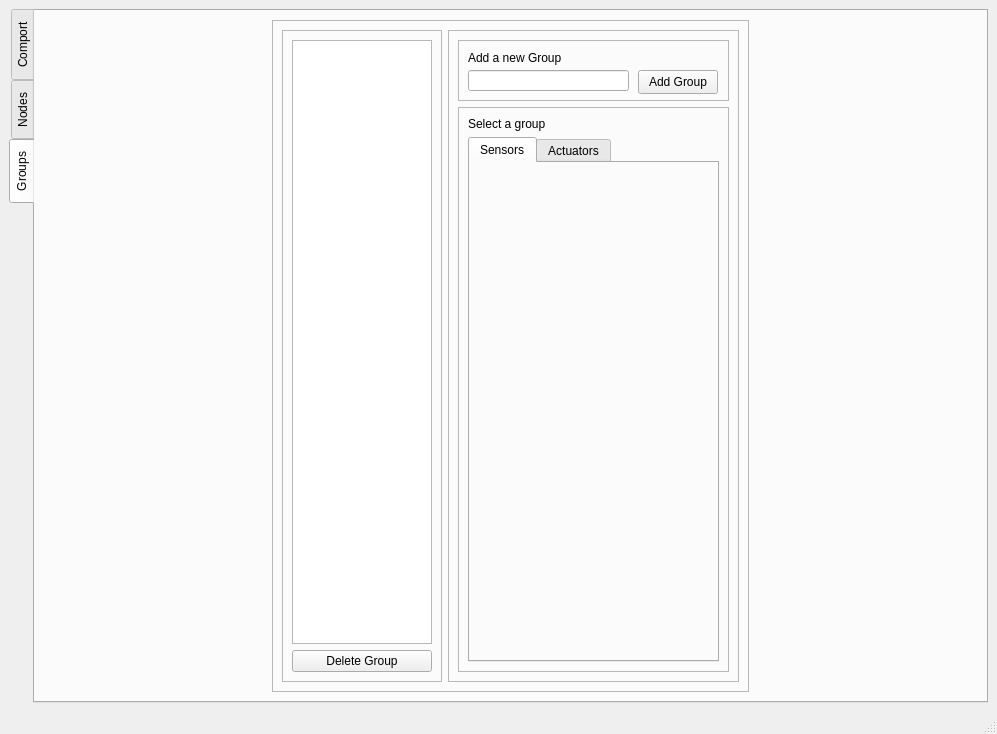
Qt form Gui/Test_Groups/mainwindow.ui (kasper201/Domotica-School) before a commit.
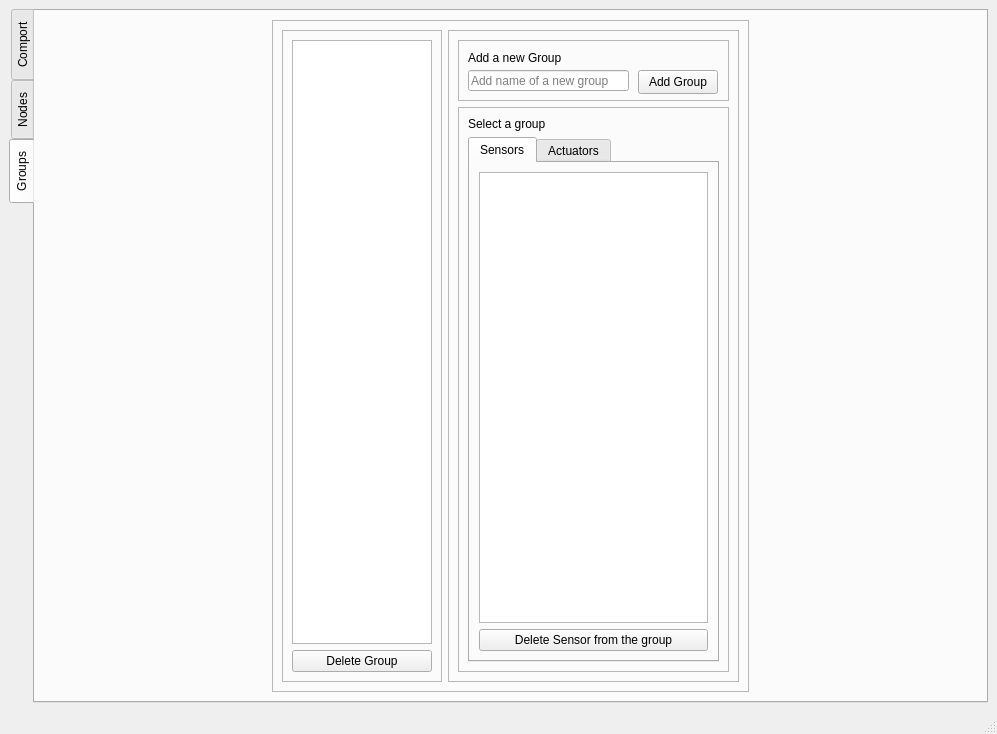
The same form after that commit. The open tabs and pages were chosen to show the change.

Commit message: Working delete for sensors and actuators

```diff
--- a/Gui/Test_Groups/mainwindow.ui
+++ b/Gui/Test_Groups/mainwindow.ui
@@ -425,6 +425,9 @@
                    <height>21</height>
                   </rect>
                  </property>
+                 <property name="placeholderText">
+                  <string>Add name of a new group</string>
+                 </property>
                 </widget>
                 <widget class="QPushButton" name="pushButton_Add_Group">
                  <property name="geometry">
@@ -491,6 +494,21 @@
                     <attribute name="title">
                      <string>Sensors</string>
                     </attribute>
+                    <attribute name="toolTip">
+                     <string>Shows Sensors from currently selected group</string>
+                    </attribute>
+                    <layout class="QVBoxLayout" name="verticalLayout_12">
+                     <item>
+                      <widget class="QListWidget" name="listWidget_Selected_Group_Sensors"/>
+                     </item>
+                     <item>
+                      <widget class="QPushButton" name="pushButton_Delete_Sensor">
+                       <property name="text">
+                        <string>Delete Sensor from the group</string>
+                       </property>
+                      </widget>
+                     </item>
+                    </layout>
                    </widget>
                    <widget class="QWidget" name="tab_7">
                     <attribute name="title">
```
Left out of the diff: 25 changed lines with no effect on the pictures. The commit also changes 8 other files.
